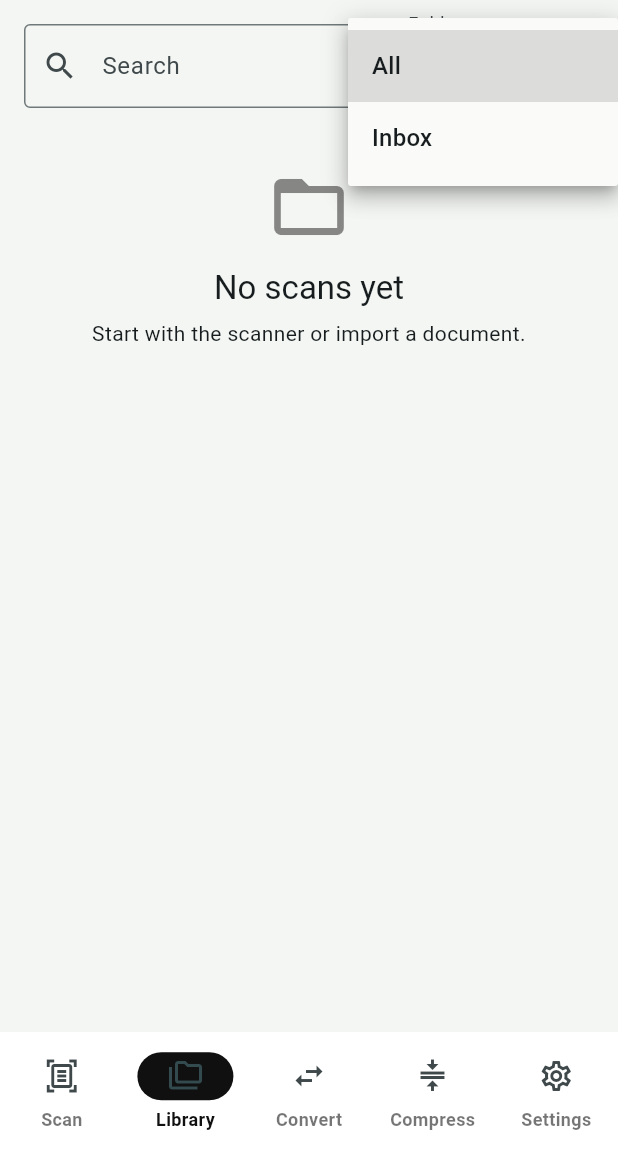
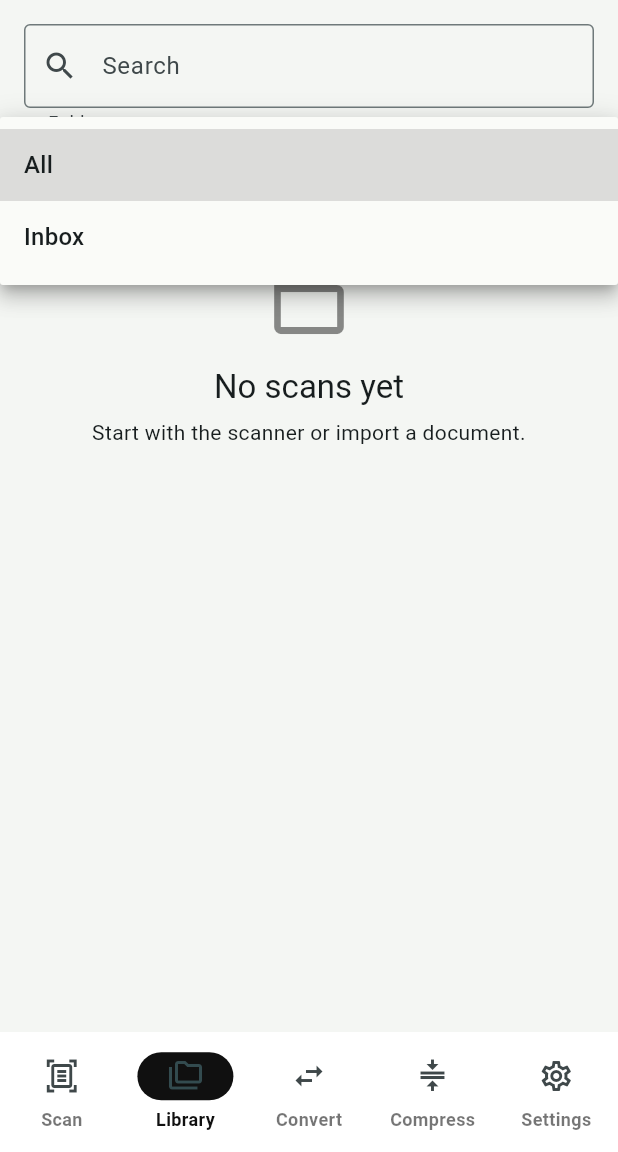
Before and after one commit to saphaniox/sapscanner, a Flutter app: the screen it shows after launch, item 2 of the bottom bar chosen, after a tap on "All", on a phone screen of 412 x 824 dp, the part 84-1236 px from its top. Run offline on Flutter 3.47's test engine with Material 3 defaults, Android fonts, the phone set to English and light mode, and no system bars; our stand-ins replace file_picker, pdf; missing offline and left inert: dart:html, google_mlkit_document_scanner, google_mlkit_text_recognition.

Commit message:
Improve responsive layout and add iOS support

```diff
--- a/lib/src/views/sap_scanner_home.dart
+++ b/lib/src/views/sap_scanner_home.dart
@@ -48,34 +48,67 @@ class _SapScannerHomeState extends State<SapScannerHome> {
       CompressWorkspace(controller: controller),
       SettingsWorkspace(controller: controller),
     ];
+    final navigationItems = [
+      _NavigationItem(
+        icon: Icons.document_scanner_outlined,
+        label: controller.t('scan'),
+      ),
+      _NavigationItem(
+        icon: Icons.folder_copy_outlined,
+        label: controller.t('library'),
+      ),
+      _NavigationItem(icon: Icons.swap_horiz, label: controller.t('convert')),
+      _NavigationItem(icon: Icons.compress, label: controller.t('compress')),
+      _NavigationItem(
+        icon: Icons.settings_outlined,
+        label: controller.t('settings'),
+      ),
+    ];
 
     return Directionality(
       textDirection: controller.language == AppLanguage.ar
           ? TextDirection.rtl
           : TextDirection.ltr,
-      child: Scaffold(
+      child: LayoutBuilder(
+        builder: (context, constraints) {
+          final useRail = constraints.maxWidth >= 840;
+          final content = SafeArea(
+            child: Column(
+              children: [
+                if (controller.notice.isNotEmpty)
+                  NoticeBanner(message: controller.notice),
+                Expanded(child: pages[pageIndex]),
+              ],
+            ),
+          );
+
+          return Scaffold(
             appBar: AppBar(
               titleSpacing: 16,
               title: Row(
                 children: [
                   const SapMark(),
                   const SizedBox(width: 10),
-              Column(
+                  Expanded(
+                    child: Column(
                       crossAxisAlignment: CrossAxisAlignment.start,
                       children: [
                         Text(
                           'SapScanner',
-                    style: Theme.of(context).textTheme.titleLarge?.copyWith(
-                      fontWeight: FontWeight.w900,
-                    ),
+                          maxLines: 1,
+                          overflow: TextOverflow.ellipsis,
+                          style: Theme.of(context).textTheme.titleLarge
+                              ?.copyWith(fontWeight: FontWeight.w900),
                         ),
                         Text(
                           controller.t('nativeStudio'),
-                    style: Theme.of(
-                      context,
-                    ).textTheme.bodySmall?.copyWith(color: Colors.black54),
-                  ),
-                ],
+                          maxLines: 1,
+                          overflow: TextOverflow.ellipsis,
+                          style: Theme.of(context).textTheme.bodySmall
+                              ?.copyWith(color: Colors.black54),
+                        ),
+                      ],
+                    ),
                   ),
                 ],
               ),
@@ -92,42 +125,103 @@ class _SapScannerHomeState extends State<SapScannerHome> {
                   ),
               ],
             ),
-        body: SafeArea(
+            body: useRail
+                ? Row(
+                    children: [
+                      NavigationRail(
+                        selectedIndex: pageIndex,
+                        labelType: NavigationRailLabelType.all,
+                        minWidth: 82,
+                        destinations: [
+                          for (final item in navigationItems)
+                            NavigationRailDestination(
+                              icon: Icon(item.icon),
+                              label: Text(
+                                item.label,
+                                maxLines: 1,
+                                overflow: TextOverflow.ellipsis,
+                              ),
+                            ),
+                        ],
+                        onDestinationSelected: (index) {
+                          setState(() => pageIndex = index);
+                        },
+                      ),
+                      const VerticalDivider(width: 1),
+                      Expanded(child: content),
+                    ],
+                  )
+                : content,
+            bottomNavigationBar: useRail
+                ? null
+                : NavigationBar(
+                    selectedIndex: pageIndex,
+                    onDestinationSelected: (index) {
+                      setState(() => pageIndex = index);
+                    },
+                    destinations: [
+                      for (final item in navigationItems)
+                        NavigationDestination(
+                          icon: Icon(item.icon),
+                          label: item.label,
+                        ),
+                    ],
+                  ),
+          );
+        },
+      ),
+    );
+  }
+}
+
+class _NavigationItem {
+  const _NavigationItem({required this.icon, required this.label});
+
+  final IconData icon;
+  final String label;
+}
+
+class ResponsiveListView extends StatelessWidget {
+  const ResponsiveListView({
+    super.key,
+    required this.children,
+    this.maxWidth = 1040,
+  });
+
+  final List<Widget> children;
+  final double maxWidth;
+
+  @override
+  Widget build(BuildContext context) {
+    return LayoutBuilder(
+      builder: (context, constraints) {
+        final horizontalPadding = constraints.maxWidth < 380
+            ? 12.0
+            : constraints.maxWidth < 720
+            ? 16.0
+            : 24.0;
+        final bottomPadding = 24.0 + MediaQuery.paddingOf(context).bottom;
+
+        return ListView(
+          padding: EdgeInsets.fromLTRB(
+            horizontalPadding,
+            16,
+            horizontalPadding,
+            bottomPadding,
+          ),
+          children: [
+            Center(
+              child: ConstrainedBox(
+                constraints: BoxConstraints(maxWidth: maxWidth),
                 child: Column(
-            children: [
-              if (controller.notice.isNotEmpty)
-                NoticeBanner(message: controller.notice),
-              Expanded(child: pages[pageIndex]),
-            ],
-          ),
-        ),
-        bottomNavigationBar: NavigationBar(
-          selectedIndex: pageIndex,
-          onDestinationSelected: (index) => setState(() => pageIndex = index),
-          destinations: [
-            NavigationDestination(
-              icon: const Icon(Icons.document_scanner_outlined),
-              label: controller.t('scan'),
-            ),
-            NavigationDestination(
-              icon: const Icon(Icons.folder_copy_outlined),
-              label: controller.t('library'),
-            ),
-            NavigationDestination(
-              icon: const Icon(Icons.swap_horiz),
-              label: controller.t('convert'),
-            ),
-            NavigationDestination(
-              icon: const Icon(Icons.compress),
-              label: controller.t('compress'),
-            ),
-            NavigationDestination(
-              icon: const Icon(Icons.settings_outlined),
-              label: controller.t('settings'),
-            ),
-          ],
-        ),
-      ),
+                  crossAxisAlignment: CrossAxisAlignment.stretch,
+                  children: children,
+                ),
+              ),
+            ),
+          ],
+        );
+      },
     );
   }
 }
@@ -141,8 +235,7 @@ class ScanWorkspace extends StatelessWidget {
   Widget build(BuildContext context) {
     final activePage = controller.activePage;
 
-    return ListView(
-      padding: const EdgeInsets.all(16),
+    return ResponsiveListView(
       children: [
         Card(
           child: Padding(
@@ -714,7 +807,9 @@ class PageTools extends StatelessWidget {
               ],
             ),
             const SizedBox(height: 10),
-            SegmentedButton<ScanFilter>(
+            SingleChildScrollView(
+              scrollDirection: Axis.horizontal,
+              child: SegmentedButton<ScanFilter>(
                 segments: const [
                   ButtonSegment(
                     value: ScanFilter.auto,
@@ -741,6 +836,7 @@ class PageTools extends StatelessWidget {
                 onSelectionChanged: (value) =>
                     controller.applyFilterToActivePage(value.first),
               ),
+            ),
           ],
         ),
       ),
@@ -757,48 +853,9 @@ class LibraryWorkspace extends StatelessWidget {
   Widget build(BuildContext context) {
     final pages = controller.filteredPages;
 
-    return ListView(
-      padding: const EdgeInsets.all(16),
-      children: [
-        Row(
-          children: [
-            Expanded(
-              child: TextField(
-                decoration: InputDecoration(
-                  labelText: controller.t('search'),
-                  prefixIcon: const Icon(Icons.search),
-                  border: const OutlineInputBorder(),
-                ),
-                onChanged: controller.setSearchQuery,
-              ),
-            ),
-            const SizedBox(width: 10),
-            SizedBox(
-              width: 140,
-              child: DropdownButtonFormField<String>(
-                initialValue: controller.activeFolder,
-                decoration: InputDecoration(
-                  labelText: controller.t('folder'),
-                  border: const OutlineInputBorder(),
-                ),
-                items: [
-                  for (final folder in controller.folders)
-                    DropdownMenuItem(
-                      value: folder,
-                      child: Text(
-                        folder == 'All' ? controller.t('all') : folder,
-                      ),
-                    ),
-                ],
-                onChanged: (value) {
-                  if (value != null) {
-                    controller.setActiveFolder(value);
-                  }
-                },
-              ),
-            ),
-          ],
-        ),
+    return ResponsiveListView(
+      children: [
+        _LibraryFilterBar(controller: controller),
         const SizedBox(height: 14),
         if (pages.isEmpty)
           const EmptyState(
@@ -840,6 +897,65 @@ class LibraryWorkspace extends StatelessWidget {
   }
 }
 
+class _LibraryFilterBar extends StatelessWidget {
+  const _LibraryFilterBar({required this.controller});
+
+  final ScannerController controller;
+
+  @override
+  Widget build(BuildContext context) {
+    final searchField = TextField(
+      decoration: InputDecoration(
+        labelText: controller.t('search'),
+        prefixIcon: const Icon(Icons.search),
+        border: const OutlineInputBorder(),
+      ),
+      onChanged: controller.setSearchQuery,
+    );
+    final folderField = DropdownButtonFormField<String>(
+      initialValue: controller.activeFolder,
+      isExpanded: true,
+      decoration: InputDecoration(
+        labelText: controller.t('folder'),
+        border: const OutlineInputBorder(),
+      ),
+      items: [
+        for (final folder in controller.folders)
+          DropdownMenuItem(
+            value: folder,
+            child: Text(
+              folder == 'All' ? controller.t('all') : folder,
+              overflow: TextOverflow.ellipsis,
+            ),
+          ),
+      ],
+      onChanged: (value) {
+        if (value != null) {
+          controller.setActiveFolder(value);
+        }
+      },
+    );
+
+    return LayoutBuilder(
+      builder: (context, constraints) {
+        if (constraints.maxWidth < 520) {
+          return Column(
+            children: [searchField, const SizedBox(height: 10), folderField],
+          );
+        }
+
+        return Row(
+          children: [
+            Expanded(child: searchField),
+            const SizedBox(width: 10),
+            SizedBox(width: 180, child: folderField),
+          ],
+        );
+      },
+    );
+  }
+}
+
 class ConvertWorkspace extends StatelessWidget {
   const ConvertWorkspace({super.key, required this.controller});
 
@@ -964,8 +1080,7 @@ class ConvertWorkspace extends StatelessWidget {
   Widget build(BuildContext context) {
     final activePage = controller.activePage;
 
-    return ListView(
-      padding: const EdgeInsets.all(16),
+    return ResponsiveListView(
       children: [
         const SectionTitle(
           icon: Icons.swap_horiz,
@@ -1172,8 +1287,8 @@ class DocumentViewerScreen extends StatelessWidget {
       appBar: AppBar(
         title: Text(page.title, maxLines: 1, overflow: TextOverflow.ellipsis),
       ),
-      body: ListView(
-        padding: const EdgeInsets.all(16),
+      body: ResponsiveListView(
+        maxWidth: 920,
         children: [
           Card(
             child: Padding(
@@ -1280,8 +1395,7 @@ class CompressWorkspace extends StatelessWidget {
 
   @override
   Widget build(BuildContext context) {
-    return ListView(
-      padding: const EdgeInsets.all(16),
+    return ResponsiveListView(
       children: [
         const SectionTitle(
           icon: Icons.compress,
@@ -1339,8 +1453,7 @@ class SettingsWorkspace extends StatelessWidget {
 
   @override
   Widget build(BuildContext context) {
-    return ListView(
-      padding: const EdgeInsets.all(16),
+    return ResponsiveListView(
       children: [
         SectionTitle(
           icon: Icons.verified_user_outlined,
@@ -1358,7 +1471,7 @@ class SettingsWorkspace extends StatelessWidget {
                 border: const OutlineInputBorder(),
               ),
               items: [
-                for (final language in AppLanguage.values)
+                for (final language in appLanguageMenuOrder)
                   DropdownMenuItem(
                     value: language,
                     child: Text(languageLabel(language)),
@@ -1588,12 +1701,15 @@ class FeatureGrid extends StatelessWidget {
 
   @override
   Widget build(BuildContext context) {
+    final textScale = MediaQuery.textScalerOf(context).scale(1);
+    final cardHeight = textScale > 1.15 ? 138.0 : 118.0;
+
     return GridView.builder(
       shrinkWrap: true,
       physics: const NeverScrollableScrollPhysics(),
-      gridDelegate: const SliverGridDelegateWithMaxCrossAxisExtent(
-        maxCrossAxisExtent: 260,
-        mainAxisExtent: 100,
+      gridDelegate: SliverGridDelegateWithMaxCrossAxisExtent(
+        maxCrossAxisExtent: 280,
+        mainAxisExtent: cardHeight,
         crossAxisSpacing: 12,
         mainAxisSpacing: 12,
       ),
@@ -1608,12 +1724,14 @@ class FeatureGrid extends StatelessWidget {
               children: [
                 Text(
                   item.title,
+                  maxLines: 1,
+                  overflow: TextOverflow.ellipsis,
                   style: Theme.of(context).textTheme.titleMedium,
                 ),
                 const SizedBox(height: 6),
                 Text(
                   item.subtitle,
-                  maxLines: 2,
+                  maxLines: 3,
                   overflow: TextOverflow.ellipsis,
                   style: Theme.of(context).textTheme.bodySmall,
                 ),
```
Also changed, not shown: lib/src/models/scan_models.dart (+15 -0 lines), pubspec.lock, 43 other files. Lines whose indentation alone changed are shown as unchanged.
